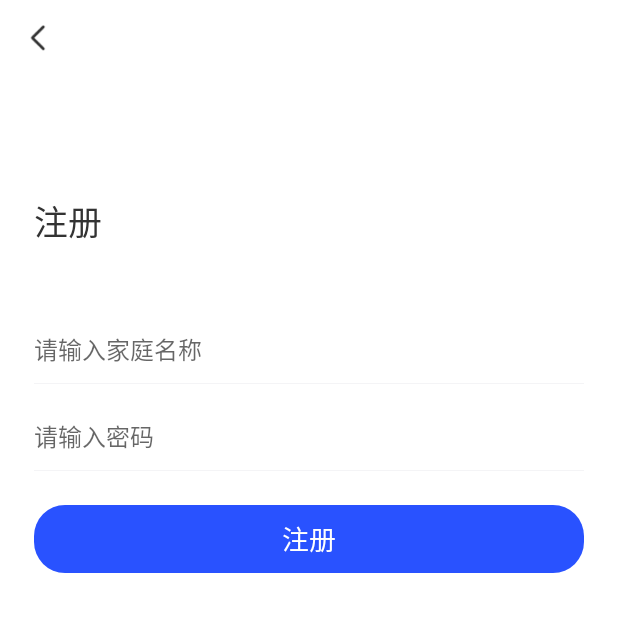
After one commit to wangshyy/FFMS, an Android app: the RegisterActivity screen opened directly, with no data from a screen before it, on a phone screen of 412 x 824 dp, the top half of it. The commit adds this screen. Run offline under Robolectric (Android 15) with nearby library versions, the phone set to English and light mode, and no system bars; our stand-ins replace data binding; libraries missing offline, so code that uses them is left out: com.gyf.immersionbar; 1 statement that could not run was skipped.

Commit message:
注册模块开发

```diff
--- a/app/src/main/AndroidManifest.xml
+++ b/app/src/main/AndroidManifest.xml
@@ -19,6 +19,11 @@
                 <category android:name="android.intent.category.LAUNCHER" />
             </intent-filter>
         </activity>
+        <activity
+            android:name=".ui.register.RegisterActivity"
+            android:exported="true"
+            android:screenOrientation="portrait"
+            android:windowSoftInputMode="adjustPan"/>
     </application>
 
 </manifest>
--- a/app/src/main/java/com/wsy/ffms/core/KoinModule.kt
+++ b/app/src/main/java/com/wsy/ffms/core/KoinModule.kt
@@ -1,6 +1,7 @@
 package com.wsy.ffms.core
 
 import com.wsy.ffms.ui.login.LoginViewModel
+import com.wsy.ffms.ui.register.RegisterViewModel
 import org.koin.android.ext.koin.androidContext
 import org.koin.androidx.viewmodel.dsl.viewModel
 import org.koin.dsl.module
@@ -13,4 +14,5 @@ import org.koin.dsl.module
 
 val viewModelModule = module {
     viewModel { LoginViewModel(androidContext()) }
+    viewModel { RegisterViewModel(androidContext()) }
 }
--- a/app/src/main/java/com/wsy/ffms/model/bean/Title.kt
+++ b/app/src/main/java/com/wsy/ffms/model/bean/Title.kt
@@ -1,6 +1,4 @@
 package com.wsy.ffms.model.bean
-
-import com.wsy.ffms.R
 
 /**
  *  author : wsy
@@ -10,7 +8,5 @@ import com.wsy.ffms.R
 class Title(
     val title: String?,
     val backIconVisible: Boolean? = true,
-    val backgroundColor: Int? = R.color.white,
     val action: () -> Unit
-) {
-}
+)
--- /dev/null
+++ b/app/src/main/java/com/wsy/ffms/ui/register/RegisterActivity.kt
@@ -0,0 +1,53 @@
+package com.wsy.ffms.ui.register
+
+import android.view.View
+import com.gyf.immersionbar.ktx.immersionBar
+import com.wsy.ffms.R
+import com.wsy.ffms.core.base.BaseVMActivity
+import com.wsy.ffms.core.etx.toast
+import com.wsy.ffms.databinding.AcRegisterBinding
+import com.wsy.ffms.model.bean.Title
+import org.koin.androidx.viewmodel.ext.android.viewModel
+
+/**
+ *  author : wsy
+ *  date   : 2023/3/1
+ *  desc   : 注册页面
+ */
+class RegisterActivity : BaseVMActivity(), View.OnClickListener {
+    private val mRegisterViewModel by viewModel<RegisterViewModel>()
+    private val mBinding by binding<AcRegisterBinding>(R.layout.ac_register)
+    override fun initView() {
+        immersionBar {
+            fitsSystemWindows(true)  //使用该属性,必须指定状态栏颜色
+            statusBarColor(R.color.white)
+            statusBarDarkFont(true)
+        }
+        mBinding.apply {
+            title = Title(intent.getStringExtra("extra_title")) { onBackPressed() }
+            onClickListener = this@RegisterActivity
+            viewModel = mRegisterViewModel
+        }
+    }
+
+    override fun initData() {
+
+    }
+
+    override fun startObserve() {
+        mRegisterViewModel.uiState.observe(this) {
+            it.showError?.let { error ->
+                toast(this, error)
+            }
+            if (it.registerSuccess) {
+                toast(resources.getString(R.string.login_success))
+            }
+        }
+    }
+
+    override fun onClick(v: View) {
+        when (v.id) {
+            R.id.iv_back -> onBackPressed()
+        }
+    }
+}
--- /dev/null
+++ b/app/src/main/res/drawable/shape_box_bg.xml
@@ -0,0 +1,5 @@
+<?xml version="1.0" encoding="utf-8"?>
+<shape xmlns:android="http://schemas.android.com/apk/res/android">
+    <corners android:radius="@dimen/dp_8" />
+    <solid android:color="@color/white" />
+</shape>
--- /dev/null
+++ b/app/src/main/res/drawable/shape_edit_text_bg.xml
@@ -0,0 +1,16 @@
+<?xml version="1.0" encoding="utf-8"?>
+<layer-list xmlns:android="http://schemas.android.com/apk/res/android">
+    <item>
+        <shape>
+            <solid android:color="#66E4E4E9" />
+        </shape>
+    </item>
+    <item
+        android:bottom="1dp"
+        >
+        <shape>
+            <solid
+                android:color="#fff" />
+        </shape>
+    </item>
+</layer-list>
--- /dev/null
+++ b/app/src/main/res/layout/ac_register.xml
@@ -0,0 +1,98 @@
+<?xml version="1.0" encoding="utf-8"?>
+<layout xmlns:android="http://schemas.android.com/apk/res/android"
+    xmlns:app="http://schemas.android.com/apk/res-auto"
+    xmlns:tools="http://schemas.android.com/tools">
+
+    <data>
+
+        <variable
+            name="title"
+            type="com.wsy.ffms.model.bean.Title" />
+
+        <variable
+            name="onClickListener"
+            type="android.view.View.OnClickListener" />
+
+        <variable
+            name="viewModel"
+            type="com.wsy.ffms.ui.register.RegisterViewModel" />
+    </data>
+
+    <androidx.constraintlayout.widget.ConstraintLayout
+        android:layout_width="match_parent"
+        android:layout_height="match_parent"
+        android:background="@color/white"
+        android:paddingStart="@dimen/dp_10"
+        android:paddingEnd="@dimen/dp_20">
+
+        <androidx.appcompat.widget.AppCompatImageView
+            android:id="@+id/iv_back"
+            android:layout_width="@dimen/dp_24"
+            android:layout_height="@dimen/dp_24"
+            android:layout_marginTop="@dimen/dp_10"
+            android:background="@drawable/icon_arrow_left"
+            android:onClick="@{onClickListener}"
+            app:layout_constraintStart_toStartOf="parent"
+            app:layout_constraintTop_toTopOf="parent" />
+
+        <androidx.appcompat.widget.AppCompatTextView
+            android:id="@+id/tv_title"
+            android:layout_width="wrap_content"
+            android:layout_height="wrap_content"
+            android:layout_marginStart="@dimen/dp_10"
+            android:layout_marginTop="@dimen/dp_80"
+            android:text="@string/register_title"
+            android:textColor="@color/color_text"
+            android:textSize="@dimen/text_size_20"
+            app:layout_constraintStart_toStartOf="parent"
+            app:layout_constraintTop_toBottomOf="@+id/iv_back" />
+
+        <androidx.appcompat.widget.AppCompatEditText
+            android:id="@+id/et_family_name"
+            android:layout_width="0dp"
+            android:layout_height="wrap_content"
+            android:layout_marginTop="@dimen/dp_40"
+            android:background="@drawable/shape_edit_text_bg"
+            android:hint="@string/family_name_hint"
+            android:inputType="text"
+            android:paddingVertical="@dimen/dp_10"
+            android:text="@={viewModel.familyName}"
+            android:textColor="@color/color_black_333333"
+            android:textSize="@dimen/text_size_14"
+            app:layout_constraintEnd_toEndOf="parent"
+            app:layout_constraintStart_toStartOf="@+id/tv_title"
+            app:layout_constraintTop_toBottomOf="@+id/tv_title" />
+
+        <androidx.appcompat.widget.AppCompatEditText
+            android:id="@+id/et_pwd"
+            android:layout_width="0dp"
+            android:layout_height="wrap_content"
+            android:layout_marginTop="@dimen/dp_10"
+            android:background="@drawable/shape_edit_text_bg"
+            android:hint="@string/family_password_hint"
+            android:inputType="textPassword"
+            android:paddingVertical="@dimen/dp_10"
+            android:text="@={viewModel.password}"
+            android:textColor="@color/color_black_333333"
+            android:textSize="@dimen/text_size_14"
+            app:layout_constraintEnd_toEndOf="parent"
+            app:layout_constraintStart_toStartOf="@+id/et_family_name"
+            app:layout_constraintTop_toBottomOf="@+id/et_family_name" />
+
+        <androidx.appcompat.widget.AppCompatTextView
+            android:id="@+id/tv_register"
+            android:layout_width="0dp"
+            android:layout_height="@dimen/dp_40"
+            android:layout_marginTop="@dimen/dp_20"
+            android:background="@drawable/shape_login_btn_bg"
+            android:gravity="center"
+            android:onClick="@{()->viewModel.register()}"
+            android:text="@string/register_title"
+            android:textColor="@color/white"
+            android:textSize="@dimen/text_size_16"
+            app:layout_constraintEnd_toEndOf="@+id/et_pwd"
+            app:layout_constraintStart_toStartOf="@+id/et_pwd"
+            app:layout_constraintTop_toBottomOf="@+id/et_pwd" />
+
+    </androidx.constraintlayout.widget.ConstraintLayout>
+</layout>
--- a/app/src/main/res/values-night/themes.xml
+++ /dev/null
@@ -1,16 +0,0 @@
-<resources xmlns:tools="http://schemas.android.com/tools">
-    <!-- Base application theme. -->
-    <style name="Theme.FFMS" parent="Theme.MaterialComponents.DayNight.DarkActionBar">
-        <!-- Primary brand color. -->
-        <item name="colorPrimary">@color/purple_200</item>
-        <item name="colorPrimaryVariant">@color/purple_700</item>
-        <item name="colorOnPrimary">@color/black</item>
-        <!-- Secondary brand color. -->
-        <item name="colorSecondary">@color/teal_200</item>
-        <item name="colorSecondaryVariant">@color/teal_200</item>
-        <item name="colorOnSecondary">@color/black</item>
-        <!-- Status bar color. -->
-        <item name="android:statusBarColor" tools:targetApi="l">?attr/colorPrimaryVariant</item>
-        <!-- Customize your theme here. -->
-    </style>
-</resources>
--- a/app/src/main/res/values/colors.xml
+++ b/app/src/main/res/values/colors.xml
@@ -10,4 +10,6 @@
     <color name="black">#FF000000</color>
     <color name="white">#FFFFFFFF</color>
     <color name="color_black_333333">#333333</color>
+    <color name="color_text">#333333</color>
+    <color name="color_activity_bg">#F7F7FC</color>
 </resources>
--- a/app/src/main/res/values/strings.xml
+++ b/app/src/main/res/values/strings.xml
@@ -3,14 +3,21 @@
     <string name="app_name_debug">家庭财务管理系统（开发）</string>
     <!-- 登录页 -->
     <string name="family_login">家庭登录</string>
-    <string name="family_name_hint">请输入登录名</string>
+    <string name="family_name_hint">请输入家庭名称</string>
     <string name="family_password_hint">请输入密码</string>
     <string name="remember_password">记住密码</string>
     <string name="login">登录</string>
     <string name="no_count_hint">没有账号？</string>
     <string name="register">去注册</string>
-    <string name="login_hint">请先输入登录名密码！</string>
+    <string name="login_hint">请先输入家庭名称、密码！</string>
     <string name="password_error">密码错误</string>
     <string name="no_find_user_hint">该用户不存在，请先注册！</string>
     <string name="login_success">登陆成功</string>
+
+    <!-- 注册页 -->
+    <string name="register_title">注册</string>
+    <string name="family_name">家庭名称</string>
+    <string name="pwd">密码</string>
+    <string name="password_format_rem">密码必须包含大写、小写字母和数字，8~16位</string>
+    <string name="register_hint">请先输入家庭名称、密码！</string>
 </resources>
--- a/app/src/main/res/values/themes.xml
+++ b/app/src/main/res/values/themes.xml
@@ -3,6 +3,7 @@
     <style name="Theme.FFMS" parent="Theme.MaterialComponents.Light.NoActionBar">
         <!-- Primary brand color. -->
         <item name="colorPrimary">@color/colorPrimary</item>
+        <item name="colorPrimaryDark">@color/colorPrimary</item>
         <item name="colorPrimaryVariant">@color/white</item>
         <item name="colorOnPrimary">@color/white</item>
         <!-- Secondary brand color. -->
```
Also changed, not shown: app/src/main/java/com/wsy/ffms/ui/login/LoginActivity.kt (+12 -1 lines), app/src/main/java/com/wsy/ffms/ui/register/RegisterViewModel.kt (added, +53 -0 lines), app/src/main/java/com/wsy/ffms/util/RegexUtils.java (added, +21 -0 lines), app/src/main/res/layout/layout_title.xml (+5 -4 lines).
